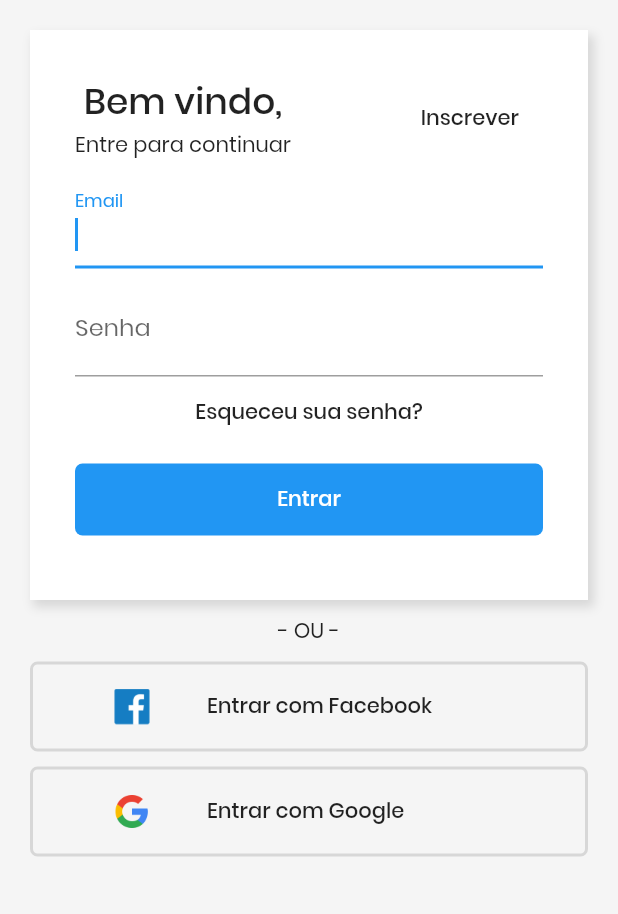
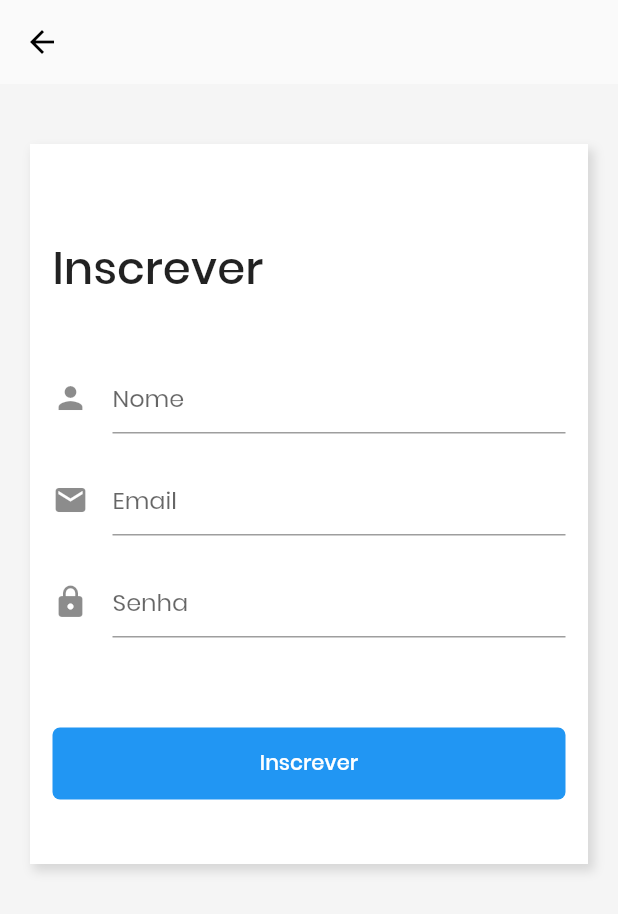
Before and after one commit to MagnoSantos/marketplace-flutter, a Flutter app: the screen it shows after launch, after a tap on "Inscrever", on a phone screen of 412 x 824 dp. Shown: the top 914 px of the screen. Run offline on Flutter 3.47's test engine with Material 2 defaults, Android fonts, the phone set to English and light mode, and no system bars.

Commit message:
Alteração e inclusão da tela de sign up

```diff
--- a/marketplace/lib/pages/login.page.dart
+++ b/marketplace/lib/pages/login.page.dart
@@ -1,13 +1,20 @@
 import 'package:flutter/material.dart';
+import 'package:marketplace/pages/signup.page.dart';
 
 class LoginPage extends StatelessWidget {
   @override
   Widget build(BuildContext context) {
     return SafeArea(
       child: Scaffold(
-        body: Container(
+        body: SingleChildScrollView(
+          child: Container(
             color: Color(0xFFF5F5F5F5),
-          padding: EdgeInsets.all(20),
+            padding: EdgeInsets.only(
+              top: 60,
+              right: 20,
+              left: 20,
+              bottom: 20,
+            ),
             child: Column(
               children: <Widget>[
                 Container(
@@ -44,7 +51,14 @@ class LoginPage extends StatelessWidget {
                               ],
                             ),
                             FlatButton(
-                            onPressed: () {},
+                              onPressed: () {
+                                Navigator.push(
+                                  context,
+                                  MaterialPageRoute(
+                                    builder: (context) => InscreverPage(),
+                                  ),
+                                );
+                              },
                               child: Text("Inscrever"),
                             )
                           ],
@@ -186,6 +200,7 @@ class LoginPage extends StatelessWidget {
             ),
           ),
         ),
+      ),
     );
   }
 }
--- /dev/null
+++ b/marketplace/lib/pages/signup.page.dart
@@ -0,0 +1,120 @@
+import 'package:flutter/material.dart';
+
+class InscreverPage extends StatelessWidget {
+  @override
+  Widget build(BuildContext context) {
+    return SafeArea(
+      child: Scaffold(
+        appBar: AppBar(
+          backgroundColor: Colors.transparent,
+          elevation: 0,
+        ),
+        body: SingleChildScrollView(
+          child: Container(
+            color: Color(0xFFF5F5F5),
+            padding: EdgeInsets.only(
+              top: 40,
+              left: 20,
+              right: 20,
+              bottom: 40,
+            ),
+            child: Column(
+              children: <Widget>[
+                Container(
+                  height: 480,
+                  decoration: BoxDecoration(
+                    color: Colors.white,
+                    boxShadow: [
+                      new BoxShadow(
+                        color: Colors.black12,
+                        //Quantidade versus projeção da sombra
+                        offset: new Offset(3, 4.0),
+                        blurRadius: 5,
+                        spreadRadius: 1,
+                      ),
+                    ],
+                  ),
+                  child: Padding(
+                    padding: EdgeInsets.only(
+                      left: 15,
+                      right: 15,
+                      top: 60,
+                    ),
+                    child: Column(
+                      mainAxisAlignment: MainAxisAlignment.start,
+                      children: <Widget>[
+                        Container(
+                          width: double.infinity,
+                          child: Text(
+                            "Inscrever",
+                            style: TextStyle(
+                              fontSize: 30,
+                              fontWeight: FontWeight.w500,
+                            ),
+                          ),
+                        ),
+                        SizedBox(
+                          height: 40,
+                        ),
+                        TextField(
+                          keyboardType: TextInputType.text,
+                          decoration: InputDecoration(
+                            icon: Icon(Icons.person),
+                            hintText: "Nome",
+                          ),
+                        ),
+                        SizedBox(
+                          height: 20,
+                        ),
+                        TextField(
+                          keyboardType: TextInputType.emailAddress,
+                          decoration: InputDecoration(
+                            icon: Icon(Icons.email),
+                            hintText: "Email",
+                          ),
+                        ),
+                        SizedBox(
+                          height: 20,
+                        ),
+                        TextField(
+                          keyboardType: TextInputType.text,
+                          obscureText: true,
+                          decoration: InputDecoration(
+                            icon: Icon(Icons.lock),
+                            hintText: "Senha",
+                          ),
+                        ),
+                        SizedBox(
+                          height: 60,
+                        ),
+                        Container(
+                          width: double.infinity,
+                          decoration: BoxDecoration(
+                            color: Colors.blue,
+                            borderRadius: BorderRadius.all(
+                              Radius.circular(5),
+                            ),
+                          ),
+                          child: FlatButton(
+                            onPressed: () {},
+                            child: Text(
+                              "Inscrever",
+                              style: TextStyle(
+                                color: Colors.white,
+                                fontSize: 14,
+                              ),
+                            ),
+                          ),
+                        ),
+                      ],
+                    ),
+                  ),
+                )
+              ],
+            ),
+          ),
+        ),
+      ),
+    );
+  }
+}
```
Lines whose indentation alone changed are shown as unchanged.
